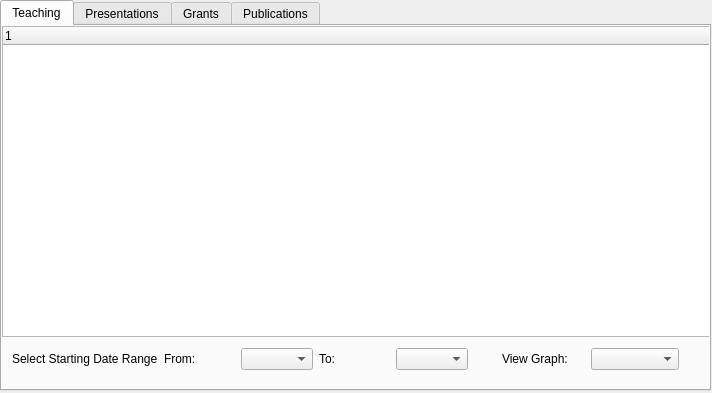
Old version of the form summary_window.ui in the repository mshubat-forked/cs3307-group-project.
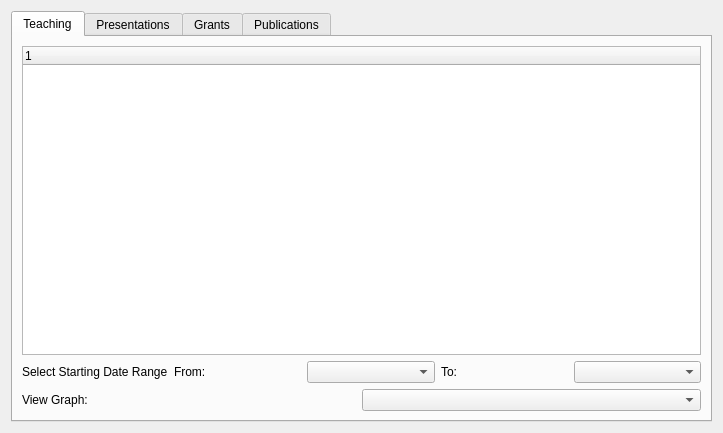
New version of the form.

Commit message: summary window now resizes

The edit to the form file:
```diff
--- a/summary_window.ui
+++ b/summary_window.ui
@@ -6,22 +6,16 @@
    <rect>
     <x>0</x>
     <y>0</y>
-    <width>712</width>
-    <height>393</height>
+    <width>723</width>
+    <height>433</height>
    </rect>
   </property>
   <property name="windowTitle">
    <string>Data Summary</string>
   </property>
+  <layout class="QVBoxLayout" name="verticalLayout">
+   <item>
   <widget class="QTabWidget" name="tabWidget">
-   <property name="geometry">
-    <rect>
-     <x>0</x>
-     <y>0</y>
-     <width>711</width>
-     <height>391</height>
-    </rect>
-   </property>
    <property name="currentIndex">
     <number>0</number>
    </property>
@@ -29,30 +23,17 @@
     <attribute name="title">
      <string>Teaching</string>
     </attribute>
+      <layout class="QVBoxLayout" name="verticalLayout_2">
+       <item>
     <widget class="QTreeWidget" name="treeWidget">
-     <property name="geometry">
-      <rect>
-       <x>0</x>
-       <y>0</y>
-       <width>711</width>
-       <height>311</height>
-      </rect>
-     </property>
      <column>
       <property name="text">
        <string notr="true">1</string>
       </property>
      </column>
     </widget>
-    <widget class="QWidget" name="layoutWidget_3">
-     <property name="geometry">
-      <rect>
-       <x>10</x>
-       <y>320</y>
-       <width>456</width>
-       <height>26</height>
-      </rect>
-     </property>
+       </item>
+       <item>
      <layout class="QHBoxLayout" name="horizontalLayout_3">
       <item>
        <widget class="QLabel" name="label_5">
@@ -82,16 +63,8 @@
        <widget class="QComboBox" name="toDateCombo"/>
       </item>
      </layout>
-    </widget>
-    <widget class="QWidget" name="layoutWidget">
-     <property name="geometry">
-      <rect>
-       <x>500</x>
-       <y>320</y>
-       <width>177</width>
-       <height>26</height>
-      </rect>
-     </property>
+       </item>
+       <item>
      <layout class="QHBoxLayout" name="horizontalLayout_2">
       <property name="spacing">
        <number>1</number>
@@ -111,7 +84,8 @@
        </widget>
       </item>
      </layout>
-    </widget>
+       </item>
+      </layout>
    </widget>
    <widget class="QWidget" name="tab_6">
     <attribute name="title">
@@ -129,6 +103,8 @@
     </attribute>
    </widget>
   </widget>
+   </item>
+  </layout>
  </widget>
  <resources/>
  <connections/>
```
Lines whose indentation alone changed are shown as unchanged.
